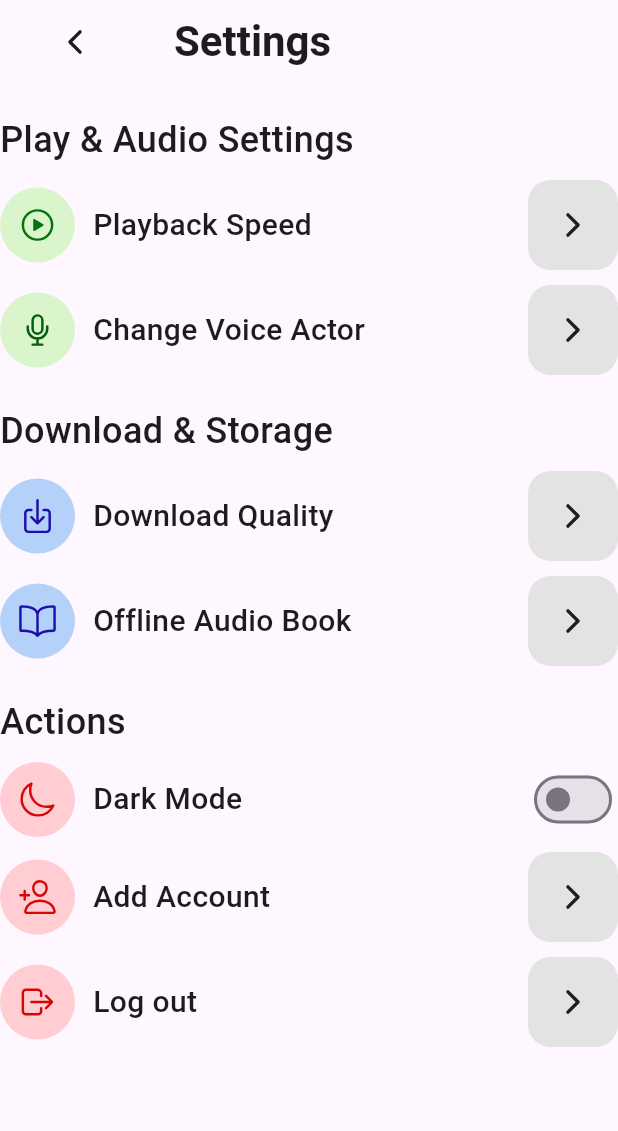
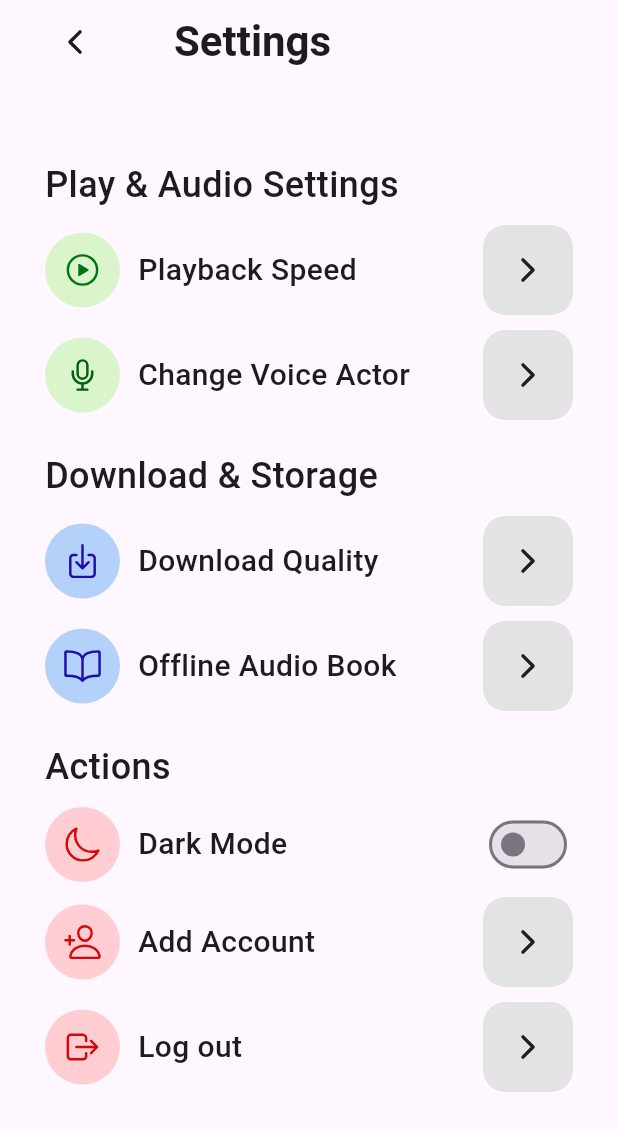
Before and after one commit to savinuonline/narratra, a Flutter app: the screen it shows after launch, on a phone screen of 412 x 824 dp. Shown: the top 1131 px of the screen. Run offline on Flutter 3.47's test engine with Material 3 defaults, Android fonts, the phone set to English and light mode, and no system bars; our stand-ins replace firebase_core, ionicons; accounts and stored records are empty.

Commit message:
pages size change

```diff
--- a/lib/pages/settings_page.dart
+++ b/lib/pages/settings_page.dart
@@ -30,7 +30,7 @@ class _SettingsPageState extends State<SettingsPage> {
         ),
       ),
       body: Padding(
-        padding: const EdgeInsets.all(0),
+        padding: const EdgeInsets.all(30),
 
         child: Column(
           crossAxisAlignment: CrossAxisAlignment.start,
```
